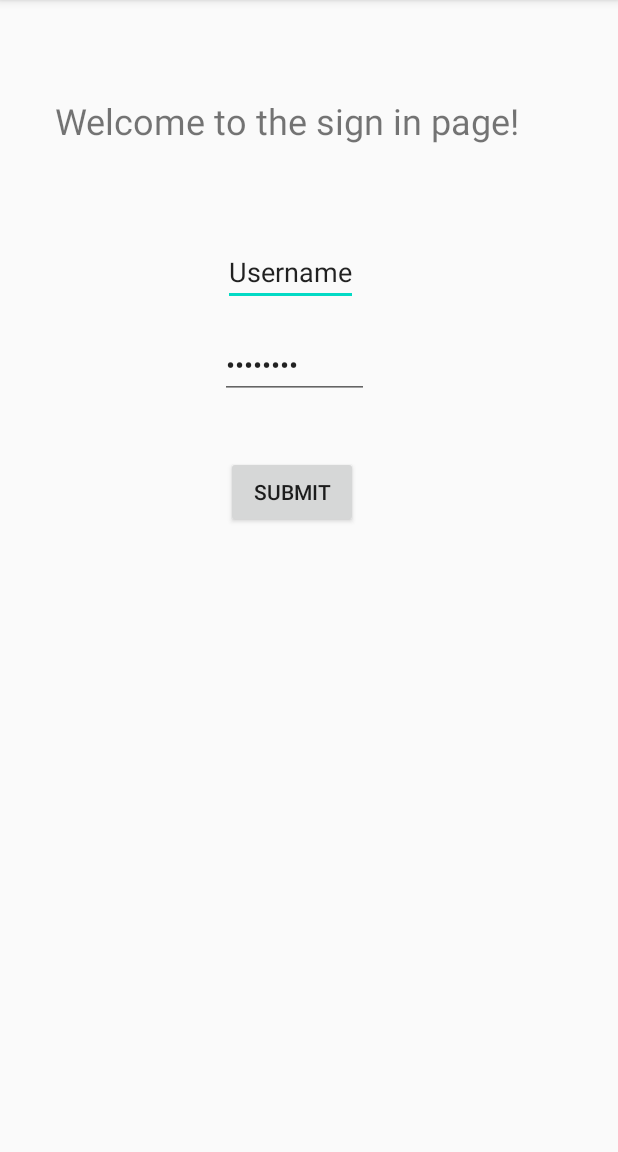
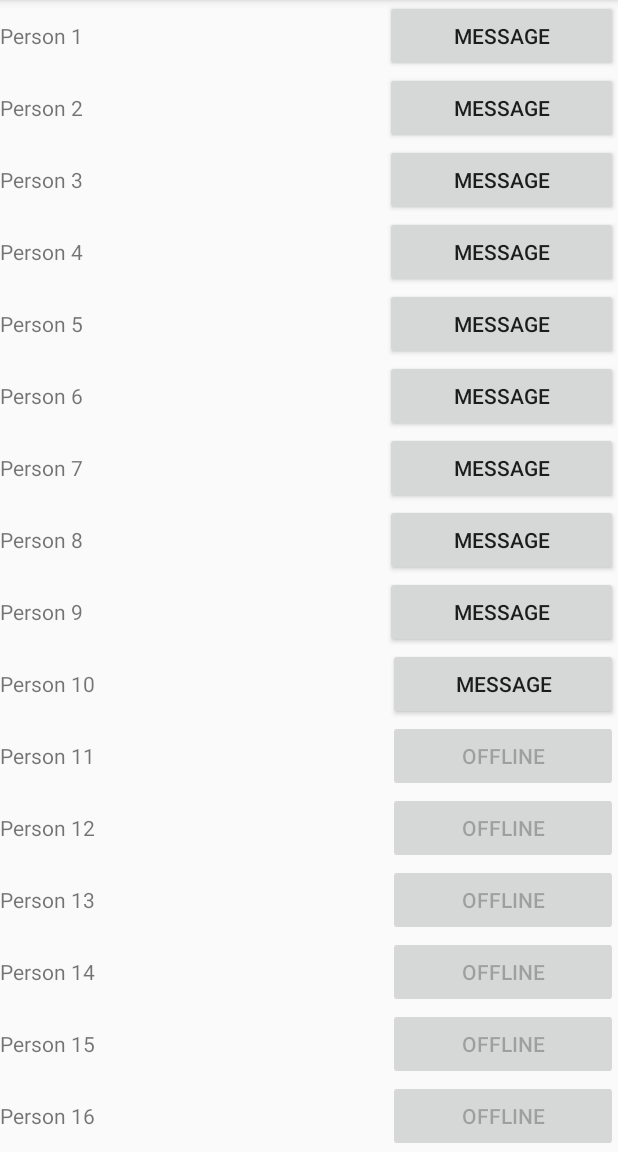
Before and after one commit to jdlacy/BIT371-App1, an Android app: the screen it shows after launch (MainActivity), on a phone screen of 412 x 824 dp, the part 84-1236 px from its top. Run offline under Robolectric (Android 15) with nearby library versions, the phone set to English and light mode, and no system bars.

Commit message:
first commit - message list prototype

```diff
--- a/app/build.gradle
+++ b/app/build.gradle
@@ -25,7 +25,8 @@ android {
 dependencies {
     implementation fileTree(dir: "libs", include: ["*.jar"])
     implementation 'androidx.appcompat:appcompat:1.2.0'
-    implementation 'androidx.constraintlayout:constraintlayout:2.0.1'
+    implementation 'androidx.constraintlayout:constraintlayout:2.0.2'
+    implementation 'androidx.recyclerview:recyclerview:1.1.0'
     testImplementation 'junit:junit:4.12'
     androidTestImplementation 'androidx.test.ext:junit:1.1.2'
     androidTestImplementation 'androidx.test.espresso:espresso-core:3.3.0'
--- a/app/src/main/AndroidManifest.xml
+++ b/app/src/main/AndroidManifest.xml
@@ -9,7 +9,6 @@
         android:roundIcon="@mipmap/ic_launcher_round"
         android:supportsRtl="true"
         android:theme="@style/AppTheme">
-        <activity android:name=".UserConfirmationActivity"></activity>
         <activity android:name=".cred_check" />
         <activity android:name=".MainActivity">
             <intent-filter>
--- /dev/null
+++ b/app/src/main/java/com/example/helloworld/Contact.java
@@ -0,0 +1,32 @@
+package com.example.helloworld;
+
+import java.util.ArrayList;
+
+public class Contact {
+    private String mName;
+    private boolean mOnline;
+    private static int lastContactId = 0;
+
+    public Contact(String name, boolean online) {
+        mName = name;
+        mOnline = online;
+    }
+
+    public String getName() {
+        return mName;
+    }
+
+    public boolean isOnline() {
+        return mOnline;
+    }
+
+    public static ArrayList<Contact> createContactsList(int numContacts) {
+        ArrayList<Contact> contacts = new ArrayList<Contact>();
+
+        for (int i = 1; i <= numContacts; i++) {
+            contacts.add(new Contact("Person " + ++lastContactId, i <= numContacts / 2));
+        }
+
+        return contacts;
+    }
+}
--- /dev/null
+++ b/app/src/main/java/com/example/helloworld/ContactAdapter.java
@@ -0,0 +1,76 @@
+package com.example.helloworld;
+
+import android.view.LayoutInflater;
+import android.view.View;
+import android.view.ViewGroup;
+import android.widget.Button;
+import android.widget.TextView;
+
+import androidx.annotation.NonNull;
+import androidx.recyclerview.widget.RecyclerView;
+
+import java.util.List;
+
+public class ContactAdapter extends RecyclerView.Adapter<ContactAdapter.ContactRow> {
+
+    private List<Contact> mContacts;
+
+    @NonNull
+    @Override
+    public ContactRow onCreateViewHolder(@NonNull ViewGroup parent, int viewType) {
+        LayoutInflater inflater = LayoutInflater.from(parent.getContext());
+
+        // Inflate the custom layout
+        View contactView = inflater.inflate(R.layout.item_contact, parent, false);
+
+        // Return a new holder instance
+        ContactRow viewHolder = new ContactRow(contactView);
+        return viewHolder;
+    }
+
+    @Override
+    public void onBindViewHolder(@NonNull ContactRow holder, int position) {
+        // Get the data model based on position
+        Contact contact = mContacts.get(position);
+
+        // Set item views based on your views and data model
+        TextView textView = holder.nameTextView;
+        textView.setText(contact.getName());
+        Button button = holder.messageButton;
+        button.setText(contact.isOnline() ? "Message" : "Offline");
+        button.setEnabled(contact.isOnline());
+    }
+
+    @Override
+    public int getItemCount() {
+        return mContacts.size();
+    }
+
+    public ContactAdapter(List<Contact> contacts) {
+        mContacts = contacts;
+    }
+
+    // =======================================================
+    // The ViewHolder:
+    // Provide a direct reference to each of the views within a data item
+    // Used to cache the views within the item layout for fast access
+    public class ContactRow extends RecyclerView.ViewHolder {
+
+        // Your holder should contain a member variable
+        // for any view that will be set as you render a row
+        public TextView nameTextView;
+        public Button messageButton;
+
+        // We also create a constructor that accepts the entire item row
+        // and does the view lookups to find each subview
+        public ContactRow(View itemView) {
+            // Stores the itemView in a public final member variable that can be used
+            // to access the context from any ViewHolder instance.
+            super(itemView);
+
+            nameTextView = (TextView) itemView.findViewById(R.id.contact_name);
+            messageButton = (Button) itemView.findViewById(R.id.message_button);
+        }
+
+    }
+}
--- a/app/src/main/java/com/example/helloworld/MainActivity.java
+++ b/app/src/main/java/com/example/helloworld/MainActivity.java
@@ -1,38 +1,31 @@
 package com.example.helloworld;
 
-import android.content.Intent;
 import android.os.Bundle;
-import android.util.Log;
-import android.view.View;
-import android.widget.EditText;
-import android.widget.TextView;
+
 import androidx.appcompat.app.AppCompatActivity;
+import androidx.recyclerview.widget.LinearLayoutManager;
+import androidx.recyclerview.widget.RecyclerView;
 
-import org.w3c.dom.Text;
+import java.util.ArrayList;
 
 public class MainActivity extends AppCompatActivity {
+    ArrayList<com.example.helloworld.Contact> contacts;
 
     @Override
     protected void onCreate(Bundle savedInstanceState) {
         super.onCreate(savedInstanceState);
         setContentView(R.layout.activity_main);
 
-    }
+        // Lookup the recyclerview in activity layout
+        RecyclerView rvContacts = (RecyclerView) findViewById(R.id.rvContacts);
 
-
-    public void CredCheck (View view){
-        TextView welcome = findViewById(R.id.welcome);
-        EditText userkey = findViewById(R.id.Username);
-        EditText passkey = findViewById(R.id.Password);
-        String userID = userkey.getText().toString().trim();
-        String userPass = passkey.getText().toString().trim();
-
-        Log.i("USER ENTRY DETECTED!", "Username entry: " + userID);
-        Log.i("USER ENTRY DETECTED!", "Password entry: " + userPass);
-
-        Intent creds = new Intent(getApplicationContext(), UserConfirmationActivity.class);
-        creds.putExtra("Username", userID);
-        creds.putExtra("Password", userPass);
-        startActivity(creds);
+        // Initialize contacts
+        contacts = Contact.createContactsList(20);
+        // Create adapter passing in the sample user data
+        ContactAdapter adapter = new ContactAdapter(contacts);
+        // Attach the adapter to the recyclerview to populate items
+        rvContacts.setAdapter(adapter);
+        // Set layout manager to position the items
+        rvContacts.setLayoutManager(new LinearLayoutManager(this));
     }
 }
--- a/app/src/main/java/com/example/helloworld/UserConfirmationActivity.java
+++ /dev/null
@@ -1,36 +0,0 @@
-package com.example.helloworld;
-
-import androidx.appcompat.app.AppCompatActivity;
-
-import android.os.Bundle;
-import android.util.Log;
-import android.widget.EditText;
-import android.widget.TextView;
-
-import org.w3c.dom.Text;
-
-public class UserConfirmationActivity extends AppCompatActivity {
-
-    private String IDyes = "isThisHow";
-    private String passYes = "ThisWorks?";
-
-    @Override
-    protected void onCreate(Bundle savedInstanceState) {
-        super.onCreate(savedInstanceState);
-        setContentView(R.layout.activity_user_confirmation);
-
-        TextView message = findViewById(R.id.textView);
-        String userID = getIntent().getStringExtra("Username");
-        String userPass = getIntent().getStringExtra("Password");
-
-        if (IDyes.equals(userID) && (passYes.equals(userPass))) {
-            Log.i("SUCCESS", "user ID and password accepted");
-            message.setText("Welcome " + userID + "!");
-        }
-        else
-        {
-            Log.i("FAILURE", "credentials do not match record");
-            message.setText("Username/Password combination is wrong");
-        }
-    }
-}
--- a/app/src/main/res/layout/activity_main.xml
+++ b/app/src/main/res/layout/activity_main.xml
@@ -6,63 +6,11 @@
     android:layout_height="match_parent"
     tools:context=".MainActivity">
 
-    <TextView
-        android:id="@+id/welcome"
-        android:layout_width="wrap_content"
+    <androidx.recyclerview.widget.RecyclerView
+        android:id="@+id/rvContacts"
+        android:layout_width="match_parent"
         android:layout_height="wrap_content"
-        android:layout_marginStart="101dp"
-        android:layout_marginTop="67dp"
-        android:layout_marginEnd="130dp"
-        android:layout_marginBottom="65dp"
-        android:text="Welcome to the sign in page!"
-        android:textSize="24sp"
-        app:layout_constraintBottom_toTopOf="@+id/Username"
         app:layout_constraintEnd_toEndOf="parent"
         app:layout_constraintStart_toStartOf="parent"
         app:layout_constraintTop_toTopOf="parent" />
-
-    <EditText
-        android:id="@+id/Username"
-        android:layout_width="wrap_content"
-        android:layout_height="wrap_content"
-        android:inputType="text"
-        android:text="Username"
-        app:layout_constraintBottom_toBottomOf="parent"
-        app:layout_constraintHorizontal_bias="0.461"
-        app:layout_constraintLeft_toLeftOf="parent"
-        app:layout_constraintRight_toRightOf="parent"
-        app:layout_constraintTop_toTopOf="parent"
-        app:layout_constraintVertical_bias="0.22" />
-
-    <EditText
-        android:id="@+id/Password"
-        android:layout_width="99dp"
-        android:layout_height="42dp"
-        android:layout_marginStart="162dp"
-        android:layout_marginTop="20dp"
-        android:layout_marginEnd="187dp"
-        android:inputType="textPassword"
-        android:text="Password"
-        app:layout_constraintEnd_toEndOf="parent"
-        app:layout_constraintHorizontal_bias="0.432"
-        app:layout_constraintStart_toStartOf="parent"
-        app:layout_constraintTop_toBottomOf="@+id/Username" />
-
-    <Button
-        android:id="@+id/button"
-        android:layout_width="wrap_content"
-        android:layout_height="wrap_content"
-        android:layout_marginStart="119dp"
-        android:layout_marginTop="100dp"
-        android:layout_marginEnd="145dp"
-        android:layout_marginBottom="416dp"
-        android:onClick="CredCheck"
-        android:text="Submit"
-        app:layout_constraintBottom_toBottomOf="parent"
-        app:layout_constraintEnd_toEndOf="parent"
-        app:layout_constraintHorizontal_bias="0.525"
-        app:layout_constraintStart_toStartOf="parent"
-        app:layout_constraintTop_toBottomOf="@+id/Username"
-        app:layout_constraintVertical_bias="0.0" />
-
 </androidx.constraintlayout.widget.ConstraintLayout>
--- a/app/src/main/res/layout/activity_user_confirmation.xml
+++ /dev/null
@@ -1,23 +0,0 @@
-<?xml version="1.0" encoding="utf-8"?>
-<androidx.constraintlayout.widget.ConstraintLayout xmlns:android="http://schemas.android.com/apk/res/android"
-    xmlns:app="http://schemas.android.com/apk/res-auto"
-    xmlns:tools="http://schemas.android.com/tools"
-    android:layout_width="match_parent"
-    android:layout_height="match_parent"
-    tools:context=".UserConfirmationActivity">
-
-    <TextView
-        android:id="@+id/textView"
-        android:layout_width="349dp"
-        android:layout_height="172dp"
-        android:layout_marginStart="175dp"
-        android:layout_marginTop="116dp"
-        android:layout_marginEnd="179dp"
-        android:text="TextView"
-        android:textAlignment="center"
-        android:textSize="24sp"
-        app:layout_constraintEnd_toEndOf="parent"
-        app:layout_constraintHorizontal_bias="0.493"
-        app:layout_constraintStart_toStartOf="parent"
-        app:layout_constraintTop_toTopOf="parent" />
-</androidx.constraintlayout.widget.ConstraintLayout>
--- /dev/null
+++ b/app/src/main/res/layout/item_contact.xml
@@ -0,0 +1,30 @@
+<?xml version="1.0" encoding="utf-8"?>
+<androidx.constraintlayout.widget.ConstraintLayout
+    xmlns:android="http://schemas.android.com/apk/res/android"
+    xmlns:app="http://schemas.android.com/apk/res-auto"
+    xmlns:tools="http://schemas.android.com/tools"
+    android:layout_width="match_parent"
+    android:layout_height="wrap_content">
+
+    <LinearLayout
+        android:layout_width="match_parent"
+        android:layout_height="wrap_content"
+        app:layout_constraintEnd_toEndOf="parent"
+        app:layout_constraintStart_toStartOf="parent"
+        app:layout_constraintTop_toTopOf="parent">
+
+        <TextView
+            android:id="@+id/contact_name"
+            android:layout_width="wrap_content"
+            android:layout_height="wrap_content"
+            android:layout_weight="3"
+            android:text="TextView" />
+
+        <Button
+            android:id="@+id/message_button"
+            android:layout_width="wrap_content"
+            android:layout_height="wrap_content"
+            android:layout_weight="1"
+            android:text="Message" />
+    </LinearLayout>
+</androidx.constraintlayout.widget.ConstraintLayout>
```
Also changed, not shown: 2 other files.
